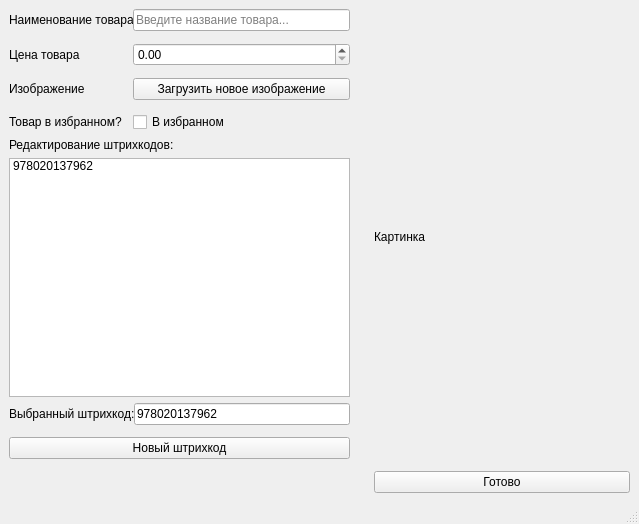
First picture: the form in app_modules/productModule/ui/productEdit.ui, repository CralixRaev/qtCashier, before the edit.
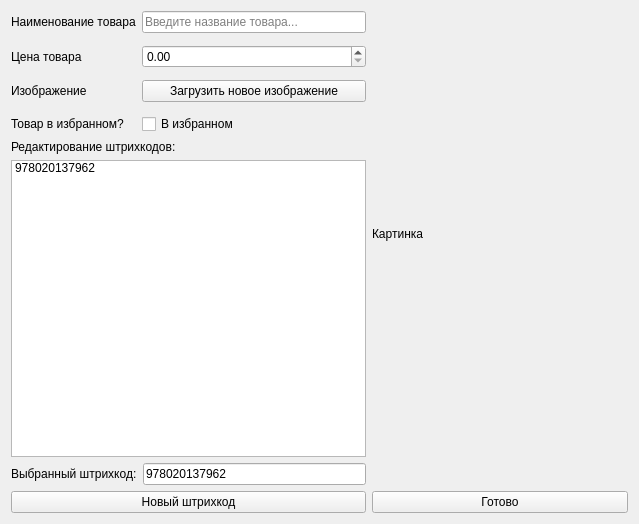
Second picture: the form after the edit. Icons and pictures are not drawn.

```diff
--- a/app_modules/productModule/ui/productEdit.ui
+++ b/app_modules/productModule/ui/productEdit.ui
@@ -1,7 +1,7 @@
 <?xml version="1.0" encoding="UTF-8"?>
 <ui version="4.0">
- <class>mainWindow</class>
- <widget class="QMainWindow" name="mainWindow">
+ <class>mainWidget</class>
+ <widget class="QWidget" name="mainWidget">
   <property name="windowModality">
    <enum>Qt::ApplicationModal</enum>
   </property>
@@ -20,12 +20,8 @@
    <iconset resource="../../../ui/resources.qrc">
     <normaloff>:/icons/window-icon.svg</normaloff>:/icons/window-icon.svg</iconset>
   </property>
-  <widget class="QWidget" name="centralWidget">
    <layout class="QGridLayout" name="gridLayout">
-    <property name="horizontalSpacing">
-     <number>24</number>
-    </property>
-    <item row="0" column="1">
+   <item row="1" column="1">
      <layout class="QFormLayout" name="formLayout">
       <property name="fieldGrowthPolicy">
        <enum>QFormLayout::AllNonFixedFieldsGrow</enum>
@@ -99,41 +95,7 @@
       </item>
      </layout>
     </item>
-    <item row="2" column="1">
-     <widget class="QListWidget" name="listWidget">
-      <item>
-       <property name="text">
-        <string>978020137962</string>
-       </property>
-      </item>
-     </widget>
-    </item>
-    <item row="1" column="1">
-     <widget class="QLabel" name="label">
-      <property name="text">
-       <string>Редактирование штрихкодов:</string>
-      </property>
-     </widget>
-    </item>
-    <item row="3" column="1">
-     <layout class="QFormLayout" name="formLayout_2">
-      <item row="0" column="0">
-       <widget class="QLabel" name="label_2">
-        <property name="text">
-         <string>Выбранный штрихкод:</string>
-        </property>
-       </widget>
-      </item>
-      <item row="0" column="1">
-       <widget class="QLineEdit" name="lineEdit">
-        <property name="text">
-         <string>978020137962</string>
-        </property>
-       </widget>
-      </item>
-     </layout>
-    </item>
-    <item row="0" column="2" rowspan="7">
+   <item row="1" column="2" rowspan="3">
      <widget class="QLabel" name="imageLabel">
       <property name="minimumSize">
        <size>
@@ -146,14 +108,48 @@
       </property>
      </widget>
     </item>
-    <item row="7" column="2">
+   <item row="2" column="1">
+    <widget class="QLabel" name="label">
+     <property name="text">
+      <string>Редактирование штрихкодов:</string>
+     </property>
+    </widget>
+   </item>
+   <item row="3" column="1">
+    <widget class="QListWidget" name="listWidget">
+     <item>
+      <property name="text">
+       <string>978020137962</string>
+      </property>
+     </item>
+    </widget>
+   </item>
+   <item row="4" column="1">
+    <layout class="QFormLayout" name="formLayout_2">
+     <item row="0" column="0">
+      <widget class="QLabel" name="label_2">
+       <property name="text">
+        <string>Выбранный штрихкод:</string>
+       </property>
+      </widget>
+     </item>
+     <item row="0" column="1">
+      <widget class="QLineEdit" name="lineEdit">
+       <property name="text">
+        <string>978020137962</string>
+       </property>
+      </widget>
+     </item>
+    </layout>
+   </item>
+   <item row="6" column="2">
      <widget class="QPushButton" name="pushButton_2">
       <property name="text">
        <string>Готово</string>
       </property>
      </widget>
     </item>
-    <item row="5" column="1">
+   <item row="6" column="1">
      <widget class="QPushButton" name="pushButton">
       <property name="text">
        <string>Новый штрихкод</string>
@@ -161,8 +157,6 @@
      </widget>
     </item>
    </layout>
-  </widget>
-  <widget class="QStatusBar" name="statusbar"/>
  </widget>
  <resources>
   <include location="../../../ui/resources.qrc"/>
```
Lines whose indentation alone changed are shown as unchanged.
